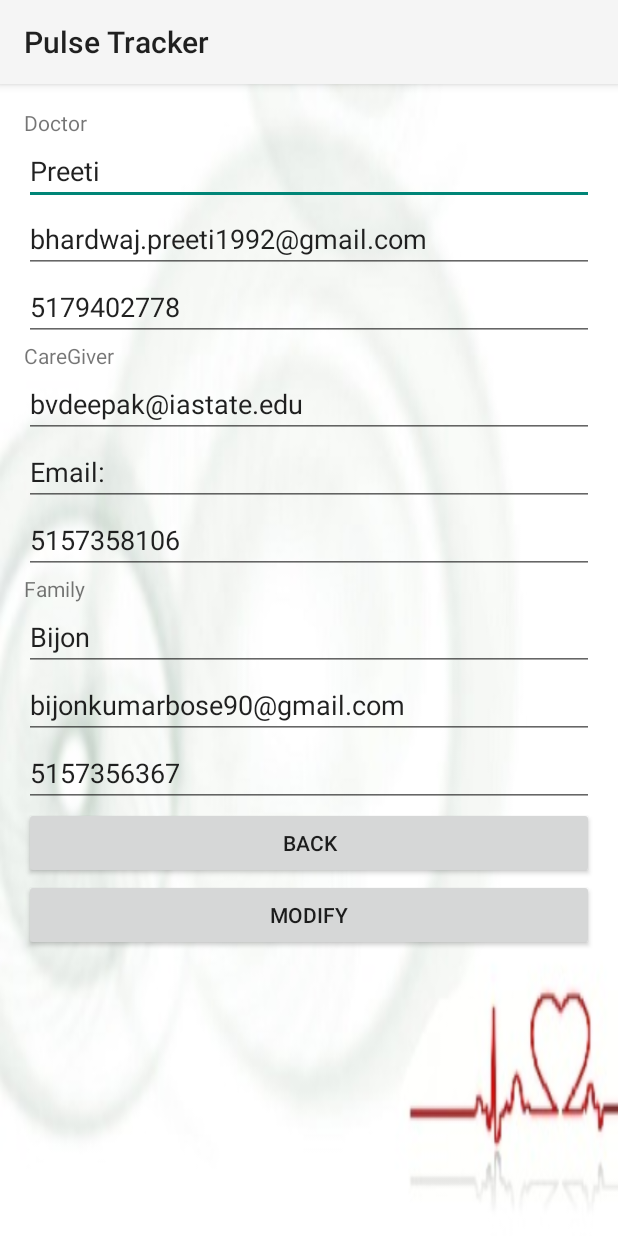
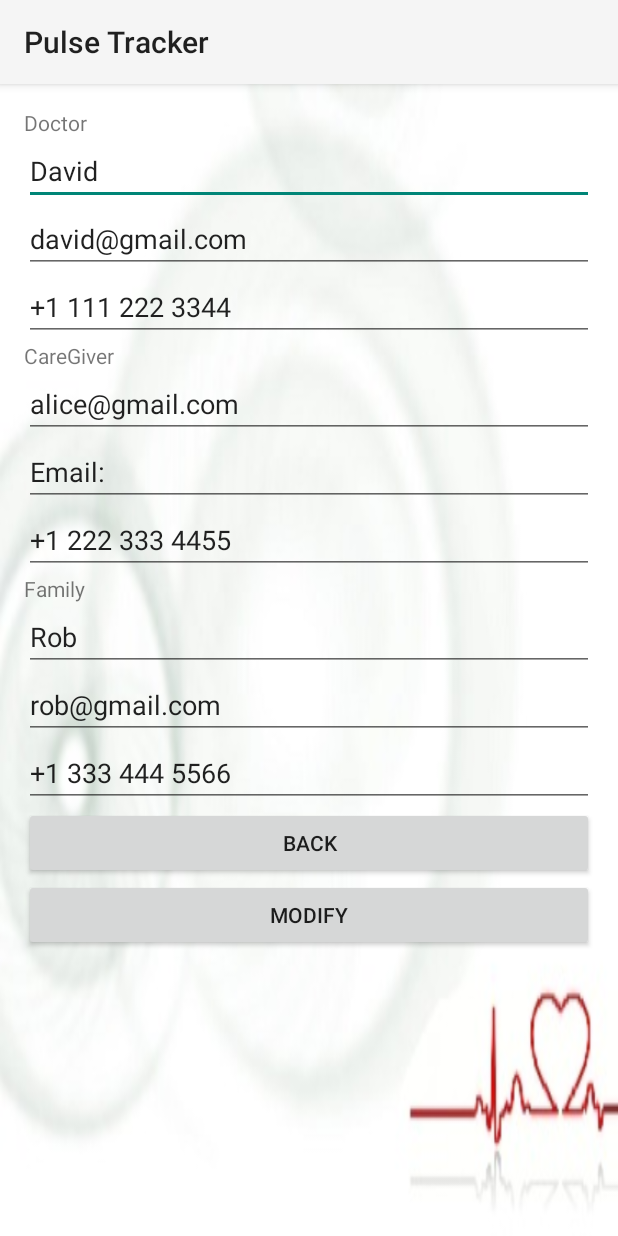
Before and after one commit to Bijon90/coms514project, an Android app: the AlertListDetailsActivity screen opened directly, with no data from a screen before it, on a phone screen of 412 x 824 dp. Run offline under Robolectric (Android 15) with nearby library versions, the phone set to English and light mode, and no system bars; our stand-ins replace Firebase (no records; nobody signed in at launch, a user with empty details on screens opened directly).

Commit message:
Revert "."
This reverts commit 49ac5e17c3954a1f10d7cc8e07d4365bb089d6f0.

```diff
--- a/MyApplication2/app/src/main/java/com/example/preeti/myapplication/AlertListDetailsActivity.java
+++ b/MyApplication2/app/src/main/java/com/example/preeti/myapplication/AlertListDetailsActivity.java
@@ -63,9 +63,9 @@ public class AlertListDetailsActivity extends AppCompatActivity implements View.
         dbCareRef = dbReference.child("AlertCareGiverContact");
         dbCareRef = dbReference.child("AlertFamilyContact");*/
 
-        AlertContact doc = new AlertContact("Preeti","Doctor","bhardwaj.preeti1992@gmail.com","5179402778");
-        AlertContact care = new AlertContact("Vijay","CareGiver","bvdeepak@iastate.edu","5157358106");
-        AlertContact family = new AlertContact("Bijon","Family","bijonkumarbose90@gmail.com","5157356367");
+        AlertContact doc = new AlertContact("David","Doctor","david@gmail.com","+1 111 222 3344");
+        AlertContact care = new AlertContact("Alice","CareGiver","alice@gmail.com","+1 222 333 4455");
+        AlertContact family = new AlertContact("Rob","Family","rob@gmail.com","+1 333 444 5566");
 
         etDocName.setText(doc.name);
         etDocEmail.setText(doc.email);
--- a/MyApplication2/app/src/main/java/com/example/preeti/myapplication/PopUpReportActivity.java
+++ b/MyApplication2/app/src/main/java/com/example/preeti/myapplication/PopUpReportActivity.java
@@ -129,7 +129,7 @@ public class PopUpReportActivity extends AppCompatActivity implements View.OnCli
         }
         if(care.isChecked()){
             Toast.makeText(this, "Report sent to CareGiver!", Toast.LENGTH_LONG).show();
-            senderAddress[0]="bvdeepak@iastate.edu";
+            senderAddress[0]="bkbose@iastate.edu";
             //senderAddress[0]=careEmail;
             sendEmail(senderAddress);
             //phoneNo = carePhone;
```
Also changed, not shown: MyApplication2/app/src/main/java/com/example/preeti/myapplication/HomePageActivity.java (+5 -5 lines), 2 other files.
